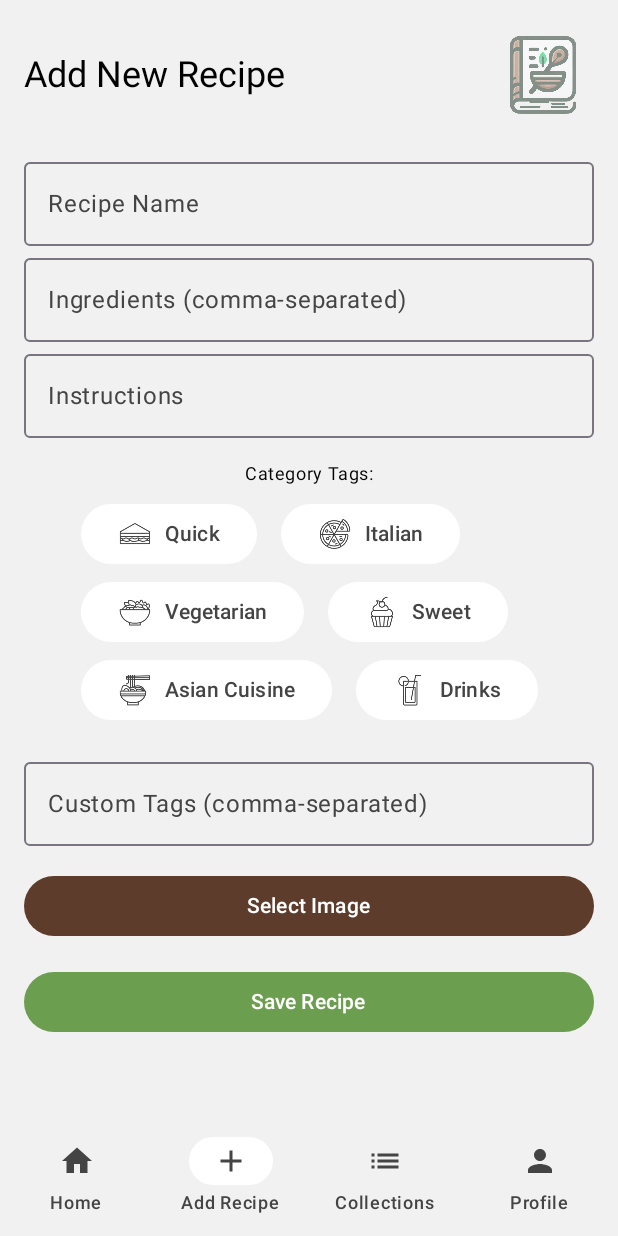
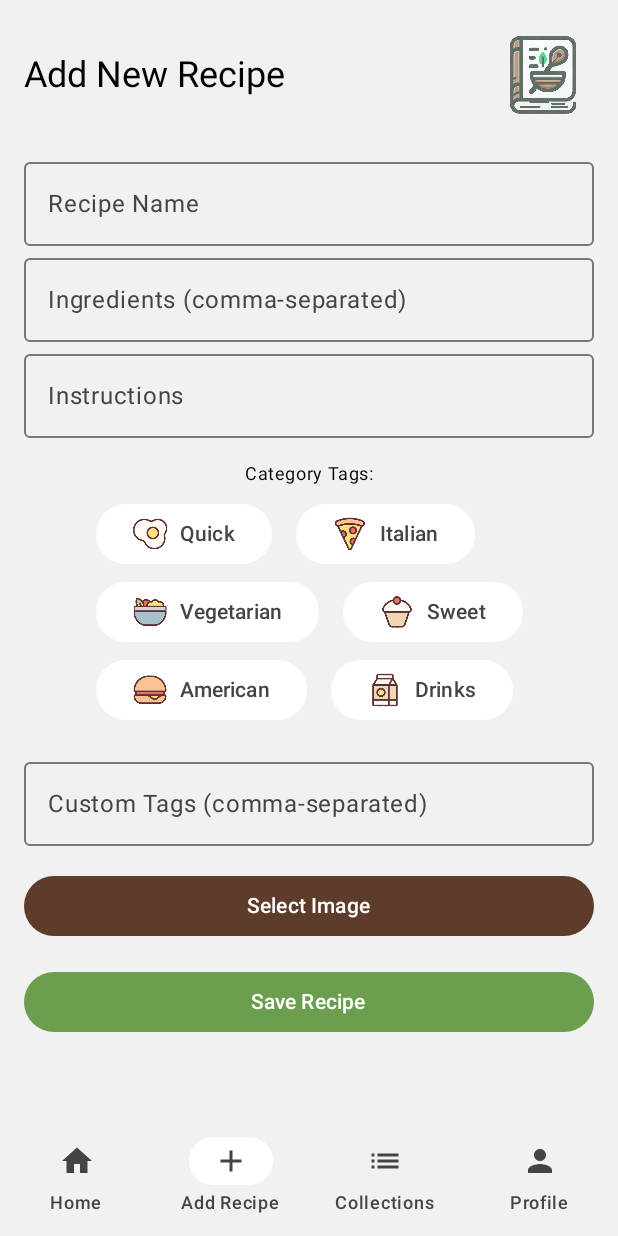
Before and after one commit to Alyra07/YumNotes, an Android app built with Jetpack Compose: the screen it shows after launch (MainActivity), item 2 of the bottom bar chosen, on a phone screen of 412 x 824 dp. Run offline under Robolectric (Android 15) with nearby library versions, the light colour scheme and no system bars; our stand-ins replace Room's generated code.

Commit message:
full DetailsView design

```diff
--- a/app/src/main/java/at/mirjam/yumnotes/content/AddRecipeScreen.kt
+++ b/app/src/main/java/at/mirjam/yumnotes/content/AddRecipeScreen.kt
@@ -4,6 +4,7 @@ import android.annotation.SuppressLint
 import android.net.Uri
 import androidx.activity.compose.rememberLauncherForActivityResult
 import androidx.activity.result.contract.ActivityResultContracts
+import androidx.compose.foundation.Image
 import androidx.compose.foundation.layout.*
 import androidx.compose.foundation.lazy.LazyColumn
 import androidx.compose.foundation.text.KeyboardOptions
@@ -81,7 +82,7 @@ fun AddRecipeScreen(recipeViewModel: RecipeViewModel) {
                 style = MaterialTheme.typography.bodySmall,
                 modifier = Modifier.padding(bottom = 8.dp))
 
-            // Toggleable CategoryIconRow
+            // Toggleable tagIcons
             FlowRow(
                 horizontalArrangement = Arrangement.spacedBy(16.dp),
                 verticalArrangement = Arrangement.spacedBy(4.dp)
@@ -106,7 +107,7 @@ fun AddRecipeScreen(recipeViewModel: RecipeViewModel) {
                                 MaterialTheme.colorScheme.onSurface
                         )
                     ) {
-                        Icon(
+                        Image( // Category icon
                             painter = painterResource(id = iconRes),
                             contentDescription = "$tag Icon",
                             modifier = Modifier.size(24.dp)
--- a/app/src/main/java/at/mirjam/yumnotes/content/CollectionsScreen.kt
+++ b/app/src/main/java/at/mirjam/yumnotes/content/CollectionsScreen.kt
@@ -96,7 +96,7 @@ fun CollectionsScreen(
                 item {
                     Text(
                         text = "Collection: $tag",
-                        style = MaterialTheme.typography.headlineSmall,
+                        style = MaterialTheme.typography.titleLarge,
                     )
                 }
                 items(recipesForTag) { recipe ->
--- a/app/src/main/java/at/mirjam/yumnotes/content/HomeScreen.kt
+++ b/app/src/main/java/at/mirjam/yumnotes/content/HomeScreen.kt
@@ -72,8 +72,8 @@ fun HomeScreen(
             recipes.randomOrNull()?.let { randomRecipe ->
                 item {
                     Text(
-                        text = "Featured Recipe",
-                        style = MaterialTheme.typography.headlineSmall,
+                        text = "You could make ...",
+                        style = MaterialTheme.typography.titleLarge,
                         modifier = Modifier.padding(bottom = 16.dp)
                     )
                     // Display a random RecipeListItem
@@ -84,7 +84,7 @@ fun HomeScreen(
             item { // All Recipes Section
                 Text(
                     text = "All Recipes",
-                    style = MaterialTheme.typography.headlineSmall
+                    style = MaterialTheme.typography.headlineSmall,
                 )
             }
             // Display filtered recipes (based on search query)
--- a/app/src/main/java/at/mirjam/yumnotes/content/ProfileScreen.kt
+++ b/app/src/main/java/at/mirjam/yumnotes/content/ProfileScreen.kt
@@ -85,7 +85,7 @@ fun ProfileScreen(profileViewModel: ProfileViewModel) {
             verticalAlignment = Alignment.CenterVertically,
             modifier = Modifier.padding(8.dp)
         ) {
-            IconButton(
+            IconButton( // edit
                 onClick = { imagePickerLauncher.launch("image/*") },
                 modifier = Modifier.size(60.dp),
             ) {
@@ -96,7 +96,7 @@ fun ProfileScreen(profileViewModel: ProfileViewModel) {
                 )
             }
             Spacer(modifier = Modifier.height(8.dp))
-            IconButton(
+            IconButton( // delete
                 onClick = {
                     profileImageUri = null
                     profileViewModel.updateProfile(
--- a/app/src/main/java/at/mirjam/yumnotes/ui/theme/Color.kt
+++ b/app/src/main/java/at/mirjam/yumnotes/ui/theme/Color.kt
@@ -3,15 +3,14 @@ package at.mirjam.yumnotes.ui.theme
 import androidx.compose.ui.graphics.Color
 
 // Primary Palette
-val PrimaryBrown = Color(0xFF5E3C2C)
-val AccentBeige = Color(0xFFDBCDB5)
-val SecondaryGreen = Color(0xFF6C9E4F)
+val DarkBrown = Color(0xFF5E3C2C)
+val PrettyGreen = Color(0xFF6C9E4F)
 val AccentRed = Color(0xFFA4330D)
-val AccentOrange = Color(0xFFED6E3A)
-val AccentPeach = Color(0xFFE9B08E)
+val AccentOrange = Color(0xFFEE6D5E)
+val AccentPeach = Color(0xFFF9C290)
+val AccentBeige = Color(0xFFF1D5B5)
 
-// Black & White Palette
-val Black = Color(0xFF000000)
+// Grey & White Palette
 val DarkGray = Color(0xFF444444)
 val LightGray = Color(0xFFF1F1F1)
 val White = Color(0xFFFFFFFF)
--- a/app/src/main/java/at/mirjam/yumnotes/ui/theme/Theme.kt
+++ b/app/src/main/java/at/mirjam/yumnotes/ui/theme/Theme.kt
@@ -5,10 +5,11 @@ import androidx.compose.material3.MaterialTheme
 import androidx.compose.material3.darkColorScheme
 import androidx.compose.material3.lightColorScheme
 import androidx.compose.runtime.Composable
+import androidx.compose.ui.graphics.Color.Companion.Black
 
 // Define custom color schemes
 private val DarkColorScheme = darkColorScheme(
-    primary = SecondaryGreen,
+    primary = PrettyGreen,
     onPrimary = White,
     secondary = AccentPeach,
     onSecondary = DarkGray,
@@ -18,15 +19,15 @@ private val DarkColorScheme = darkColorScheme(
     surfaceContainer = DarkGray,
     onSurface = LightGray, //
     onSurfaceVariant = LightGray,
-    tertiary = PrimaryBrown,
-    onTertiary = LightGray,
+    tertiary = DarkBrown,
+    onTertiary = White,
     error = AccentOrange
 )
 
 private val LightColorScheme = lightColorScheme(
-    primary = SecondaryGreen,
+    primary = PrettyGreen,
     onPrimary = White,
-    secondary = PrimaryBrown,
+    secondary = DarkBrown,
     onSecondary = White,
     background = LightGray,
     onBackground = Black,
@@ -34,8 +35,8 @@ private val LightColorScheme = lightColorScheme(
     surfaceContainer = LightGray,
     onSurface = DarkGray,
     onSurfaceVariant = DarkGray,
-    tertiary = AccentOrange,
-    onTertiary = AccentPeach,
+    tertiary = AccentBeige,
+    onTertiary = Black,
     error = AccentRed
 )
 
--- a/app/src/main/java/at/mirjam/yumnotes/util/CategoryIconRow.kt
+++ b/app/src/main/java/at/mirjam/yumnotes/util/CategoryIconRow.kt
@@ -12,7 +12,6 @@ import androidx.compose.material3.Text
 import androidx.compose.runtime.Composable
 import androidx.compose.ui.Alignment
 import androidx.compose.ui.Modifier
-import androidx.compose.ui.graphics.ColorFilter
 import androidx.compose.ui.res.painterResource
 import androidx.compose.ui.unit.dp
 import androidx.navigation.NavController
@@ -21,12 +20,12 @@ import at.mirjam.yumnotes.R
 // Tags for category icons (CategoryScreen)
 // assigns predefined tags to Icons for categories
 val tagIcons = mapOf(
-    "Quick" to R.drawable.quick_icon,
-    "Italian" to R.drawable.italian_icon,
-    "Vegetarian" to R.drawable.vegetarian_icon,
-    "Sweet" to R.drawable.sweet_icon,
-    "Asian Cuisine" to R.drawable.asiancuisine_icon,
-    "Drinks" to R.drawable.drinks_icon
+    "Quick" to R.drawable.quick2_icon,
+    "Italian" to R.drawable.italian2_icon,
+    "Vegetarian" to R.drawable.vegetarian2_icon,
+    "Sweet" to R.drawable.sweet2_icon,
+    "American" to R.drawable.american_icon,
+    "Drinks" to R.drawable.drink2_icon
 )
 
 // Category Icon Row to display category icons (HomeScreen, CollectionsScreen)
@@ -51,7 +50,8 @@ fun CategoryIconRow(navController: NavController) {
                         painter = painterResource(id = iconRes),
                         contentDescription = "$tag Icon",
                         modifier = Modifier.size(48.dp),
-                        colorFilter = ColorFilter.tint(MaterialTheme.colorScheme.secondary)
+//                        colorFilter = ColorFilter.tint(MaterialTheme.colorScheme.secondary)
+                        alpha = 0.85f
                     )
                     Text(
                         text = tag,
--- a/app/src/main/java/at/mirjam/yumnotes/util/HeaderWithLogo.kt
+++ b/app/src/main/java/at/mirjam/yumnotes/util/HeaderWithLogo.kt
@@ -32,7 +32,7 @@ fun HeaderWithLogo(
             painter = painterResource(id = R.drawable.yumnotes_logo),
             contentDescription = "YumNotes Logo",
             modifier = Modifier.size(68.dp),
-            alpha = 0.6f // Subtle transparency
+            alpha = 0.8f // Subtle transparency
         )
     }
 }
```
Also changed, not shown: app/src/main/java/at/mirjam/yumnotes/MainActivity.kt (+4 -4 lines), app/src/main/java/at/mirjam/yumnotes/content/RecipeDetailsView.kt (+127 -50 lines), app/src/main/java/at/mirjam/yumnotes/content/RecipeEditView.kt (+6 -7 lines), app/src/main/java/at/mirjam/yumnotes/util/RecipeListItem.kt (+6 -6 lines), app/src/main/res/drawable/american_icon.png (added), app/src/main/res/drawable/asiancuisine_icon.png (deleted), app/src/main/res/drawable/drink2_icon.png (added), app/src/main/res/drawable/italian2_icon.png (added), app/src/main/res/drawable/quick2_icon.png (added), app/src/main/res/drawable/sweet2_icon.png (added), app/src/main/res/drawable/vegetarian2_icon.png (added).
